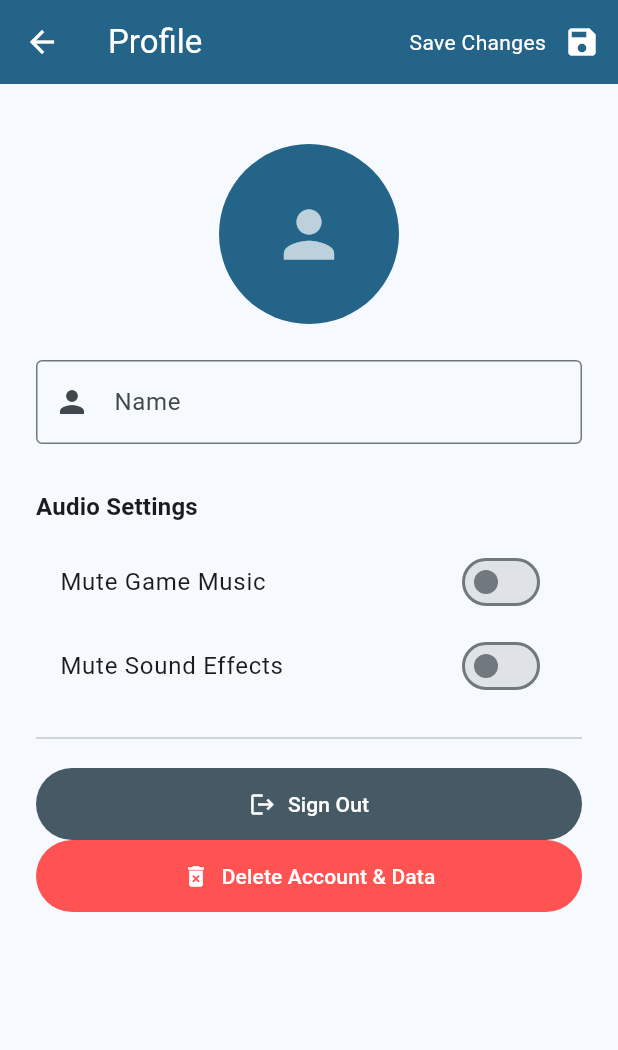
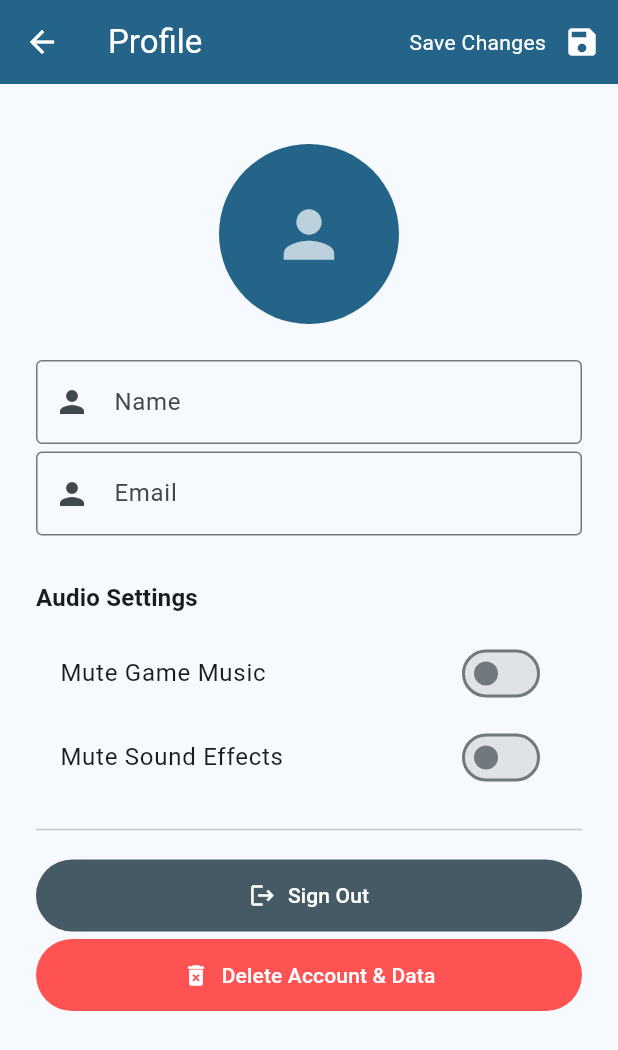
Before and after one commit to Andrew528491/DCB-5323-Water-Safety-App, a Flutter app: the ProfileScreen screen opened directly, after a tap on the "save" icon, on a phone screen of 412 x 824 dp. Shown: the top 1050 px of the screen. Run offline on Flutter 3.47's test engine with Material 3 defaults, Android fonts, the phone set to English and light mode, and no system bars; our stand-ins replace cloud_firestore, firebase_auth, firebase_core, google_sign_in; accounts and stored records are empty.

Commit message:
Added email entry to profile screen

```diff
--- a/lib/screens/profile_screen.dart
+++ b/lib/screens/profile_screen.dart
@@ -17,6 +17,8 @@ class ProfileScreen extends StatefulWidget {
 class _ProfileScreenState extends State<ProfileScreen>
   with AutomaticKeepAliveClientMixin<ProfileScreen> {
   final TextEditingController _nameController = TextEditingController();
+  // TODO: Add support for the user to change email
+  final TextEditingController _emailController = TextEditingController();
 
   // Placeholder variables for Sprint 1
   bool isMusicMuted = false;
@@ -173,7 +175,6 @@ class _ProfileScreenState extends State<ProfileScreen>
           Text('Save Changes'),
           IconButton(
             onPressed: () {
-              print('DEBUG: Save button pressed');
               if (!_isSaving) {
                 _saveProfile();
               }
@@ -221,6 +222,16 @@ class _ProfileScreenState extends State<ProfileScreen>
             ),
             onChanged: (_) => setState(() {}),
           ),
+          const SizedBox(height: 5,),
+          TextField(
+            controller: _emailController,
+            decoration: const InputDecoration(
+              labelText: 'Email',
+              border: OutlineInputBorder(),
+              prefixIcon: Icon(Icons.person),
+            ),
+            onChanged: (_) => setState(() {}),
+          ),
           const SizedBox(height: 30),
           Text(
             'Audio Settings',
@@ -250,6 +261,7 @@ class _ProfileScreenState extends State<ProfileScreen>
               padding: const EdgeInsets.symmetric(vertical: 14),
             ),
           ),
+          SizedBox(height: 5),
           FilledButton.icon(
             onPressed: _deleteAccount,
             icon: const Icon(Icons.delete_forever),
```
